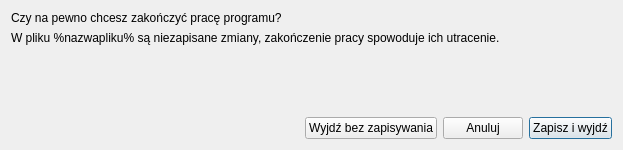
The window that ui/exitdialog.ui (Arquanite/ProjektPO) describes before a commit, drawn with Qt 5.
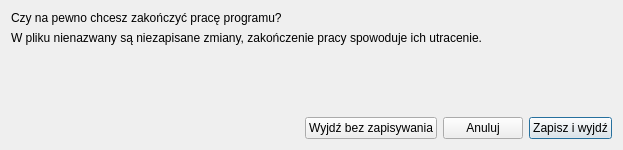
The same window after the commit.

Patch:
```diff
--- a/ui/exitdialog.ui
+++ b/ui/exitdialog.ui
@@ -24,7 +24,7 @@
    <item>
     <widget class="QLabel" name="Tekst_2">
      <property name="text">
-      <string>W pliku %nazwapliku% są niezapisane zmiany, zakończenie pracy spowoduje ich utracenie.</string>
+      <string>W pliku nienazwany są niezapisane zmiany, zakończenie pracy spowoduje ich utracenie.</string>
      </property>
      <property name="scaledContents">
       <bool>false</bool>
```
